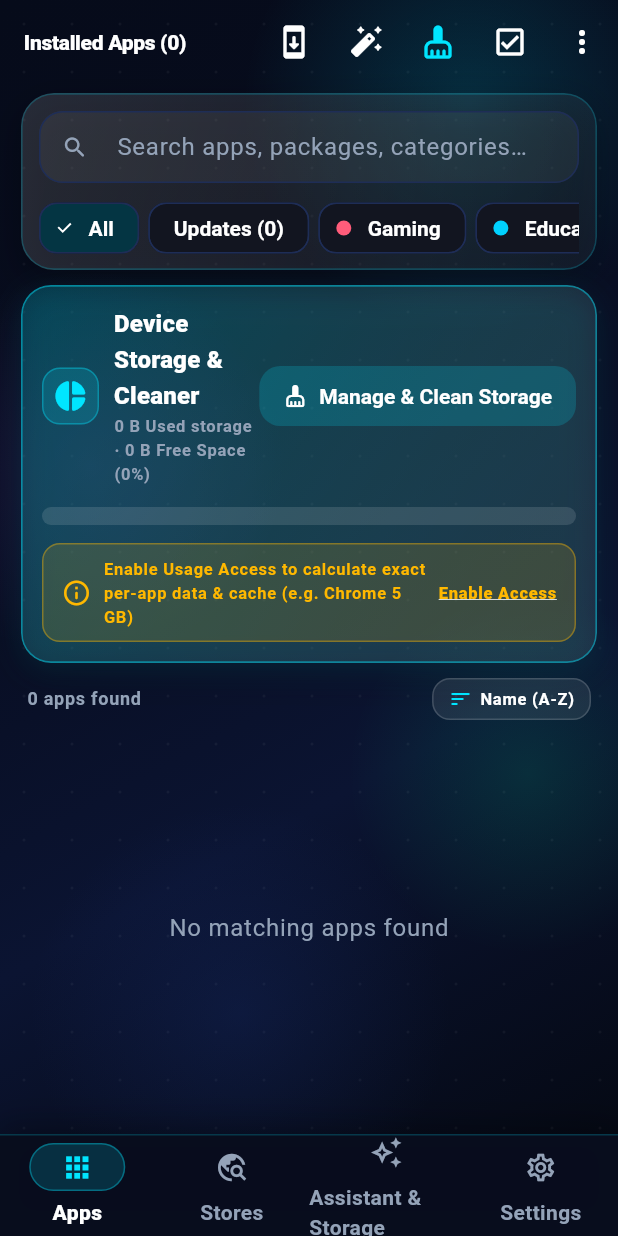
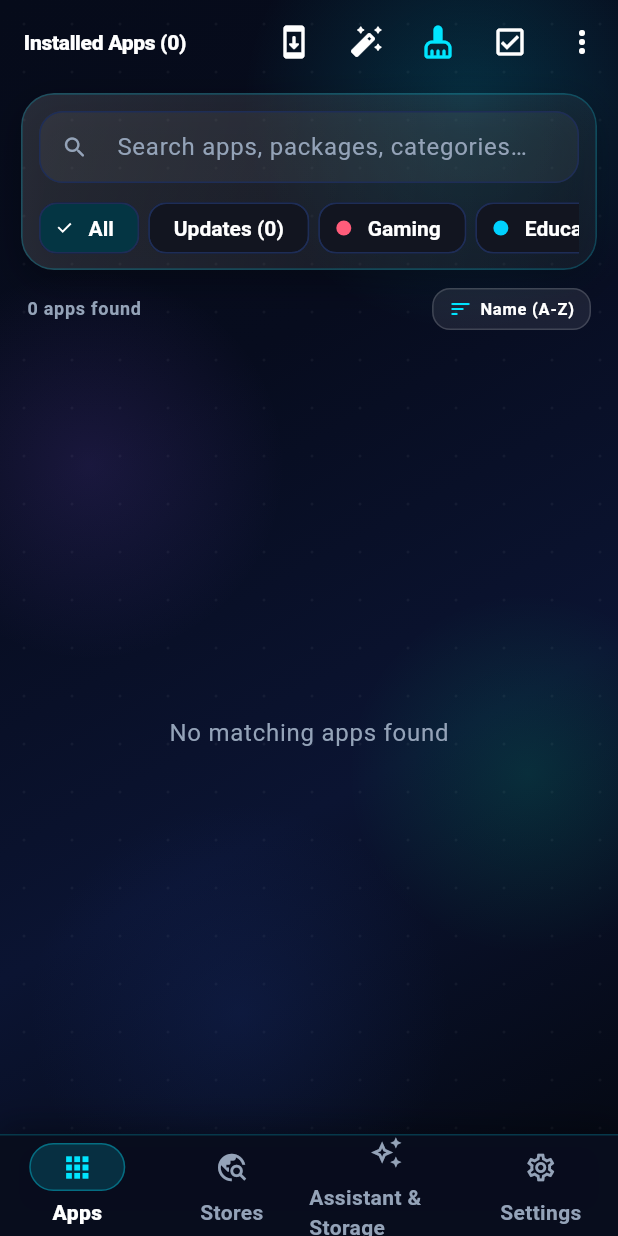
Before and after one commit to amirwoolyt-maker/IceDragon-Aplication, a Flutter app: the screen it shows after launch, on a phone screen of 412 x 824 dp. Run offline on Flutter 3.47's test engine with Material 3 defaults, Android fonts, the phone set to English and light mode, and no system bars.

Commit message:
fix(tests): restore layout heights and place usage access alert in cleaner page

```diff
--- a/lib/app_hub/pages/apps_manager_page.dart
+++ b/lib/app_hub/pages/apps_manager_page.dart
@@ -392,11 +392,6 @@ class _AppsManagerPageState extends State<AppsManagerPage> {
                   ),
                 ),
               ),
-              if (_query.isEmpty && _selectedCategory == 'all')
-                Padding(
-                  padding: const EdgeInsets.fromLTRB(14, 0, 14, 8),
-                  child: StorageBreakdownChartCard(hub: hub, compact: true),
-                ),
               // Sorting & app counter bar
               Padding(
                 padding: const EdgeInsets.symmetric(horizontal: 18, vertical: 2),
--- a/lib/app_hub/pages/storage_cleaner_page.dart
+++ b/lib/app_hub/pages/storage_cleaner_page.dart
@@ -81,7 +81,7 @@ class StorageBreakdownChartCard extends StatelessWidget {
                   crossAxisAlignment: CrossAxisAlignment.start,
                   children: [
                     Text(
-                      compact ? s.storageSummaryTitle : s.storageBreakdownTitle,
+                      s.storageBreakdownTitle,
                       style: theme.textTheme.titleMedium?.copyWith(
                         fontWeight: FontWeight.w800,
                       ),
@@ -242,52 +242,6 @@ class StorageBreakdownChartCard extends StatelessWidget {
                   bytes: b.otherBytes,
                 ),
               ],
-            ),
-          ],
-
-          if (!hub.device.hasUsageAccess) ...[
-            const SizedBox(height: 12),
-            InkWell(
-              onTap: () => hub.openUsageAccessSettings(),
-              borderRadius: BorderRadius.circular(12),
-              child: Container(
-                padding: const EdgeInsets.symmetric(horizontal: 12, vertical: 8),
-                decoration: BoxDecoration(
-                  color: DarkGlassPalette.amber.withValues(alpha: 0.14),
-                  borderRadius: BorderRadius.circular(12),
-                  border: Border.all(
-                    color: DarkGlassPalette.amber.withValues(alpha: 0.38),
-                  ),
-                ),
-                child: Row(
-                  children: [
-                    const Icon(
-                      Icons.info_outline_rounded,
-                      color: DarkGlassPalette.amber,
-                      size: 20,
-                    ),
-                    const SizedBox(width: 8),
-                    Expanded(
-                      child: Text(
-                        s.usageAccessWarning,
-                        style: theme.textTheme.labelSmall?.copyWith(
-                          color: DarkGlassPalette.amber,
-                          fontWeight: FontWeight.w600,
-                        ),
-                      ),
-                    ),
-                    const SizedBox(width: 6),
-                    Text(
-                      s.enableUsageAccess,
-                      style: theme.textTheme.labelSmall?.copyWith(
-                        color: DarkGlassPalette.amber,
-                        fontWeight: FontWeight.w800,
-                        decoration: TextDecoration.underline,
-                      ),
-                    ),
-                  ],
-                ),
-              ),
             ),
           ],
         ],
@@ -831,6 +785,57 @@ class _StorageCleanerPageState extends State<StorageCleanerPage> {
               ),
             ),
 
+            if (!widget.hub.device.hasUsageAccess)
+              Padding(
+                padding:
+                    const EdgeInsets.symmetric(horizontal: 14, vertical: 4),
+                child: InkWell(
+                  onTap: () => widget.hub.openUsageAccessSettings(),
+                  borderRadius: BorderRadius.circular(12),
+                  child: Container(
+                    padding: const EdgeInsets.symmetric(
+                      horizontal: 12,
+                      vertical: 8,
+                    ),
+                    decoration: BoxDecoration(
+                      color: DarkGlassPalette.amber.withValues(alpha: 0.14),
+                      borderRadius: BorderRadius.circular(12),
+                      border: Border.all(
+                        color: DarkGlassPalette.amber.withValues(alpha: 0.38),
+                      ),
+                    ),
+                    child: Row(
+                      children: [
+                        const Icon(
+                          Icons.info_outline_rounded,
+                          color: DarkGlassPalette.amber,
+                          size: 20,
+                        ),
+                        const SizedBox(width: 8),
+                        Expanded(
+                          child: Text(
+                            s.usageAccessWarning,
+                            style: theme.textTheme.labelSmall?.copyWith(
+                              color: DarkGlassPalette.amber,
+                              fontWeight: FontWeight.w600,
+                            ),
+                          ),
+                        ),
+                        const SizedBox(width: 6),
+                        Text(
+                          s.enableUsageAccess,
+                          style: theme.textTheme.labelSmall?.copyWith(
+                            color: DarkGlassPalette.amber,
+                            fontWeight: FontWeight.w800,
+                            decoration: TextDecoration.underline,
+                          ),
+                        ),
+                      ],
+                    ),
+                  ),
+                ),
+              ),
+
             // Multi-select header bar
             if (_multiSelect)
               Container(
```
Also changed, not shown: 1 other file.
